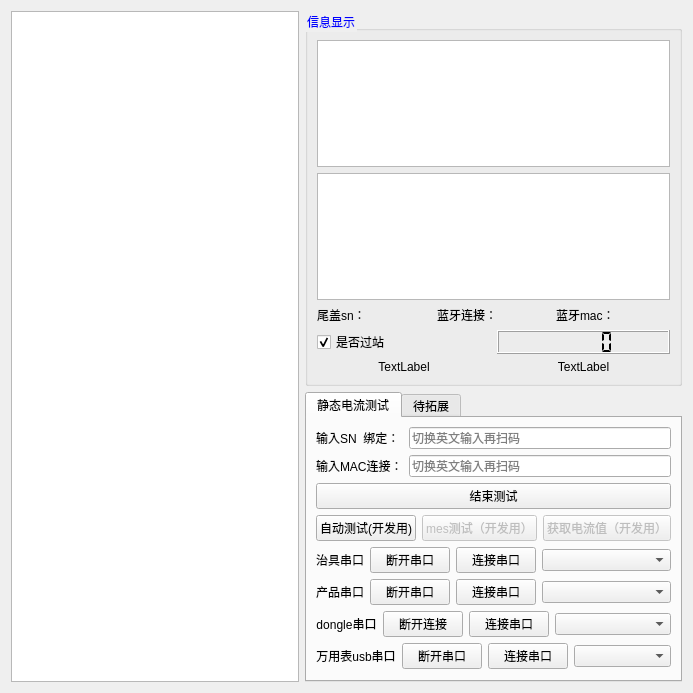
Old version of the form work_station/quiescent_current/quiescent_current.ui in the repository yuhuang163/test.
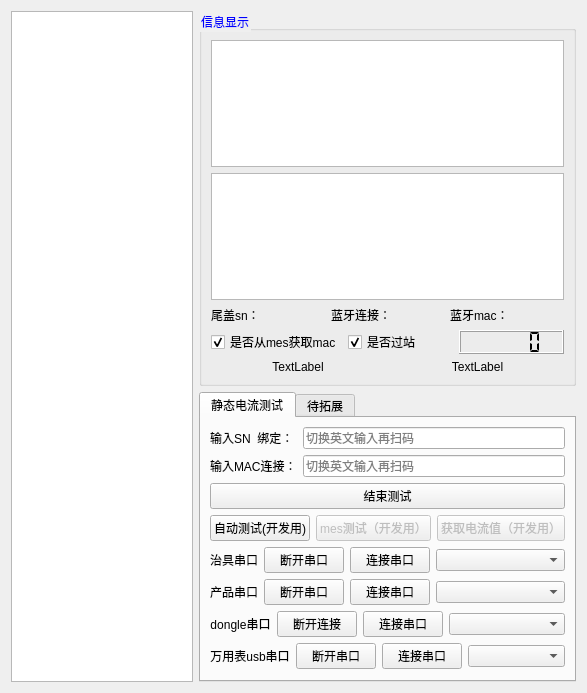
New version of the form.

Commit message: // [DEBUG_VER] 添加获取牙刷当前曲目的功能 // [CAMERA_VER]  删除冗余代码 // [AGE_VER] 可以勾选是否写入skuid功能 // [PCBA_VER] 添加亚达明的mes功能 //

What changed in the file:
```diff
--- a/work_station/quiescent_current/quiescent_current.ui
+++ b/work_station/quiescent_current/quiescent_current.ui
@@ -6,7 +6,7 @@
    <rect>
     <x>0</x>
     <y>0</y>
-    <width>693</width>
+    <width>587</width>
     <height>693</height>
    </rect>
   </property>
@@ -89,6 +89,16 @@
             <property name="topMargin">
              <number>0</number>
             </property>
+            <item>
+             <widget class="QCheckBox" name="isformmes">
+              <property name="text">
+               <string>是否从mes获取mac</string>
+              </property>
+              <property name="checked">
+               <bool>true</bool>
+              </property>
+             </widget>
+            </item>
             <item>
              <widget class="QCheckBox" name="isusemes">
               <property name="text">
```
The commit also changes 43 other files.
